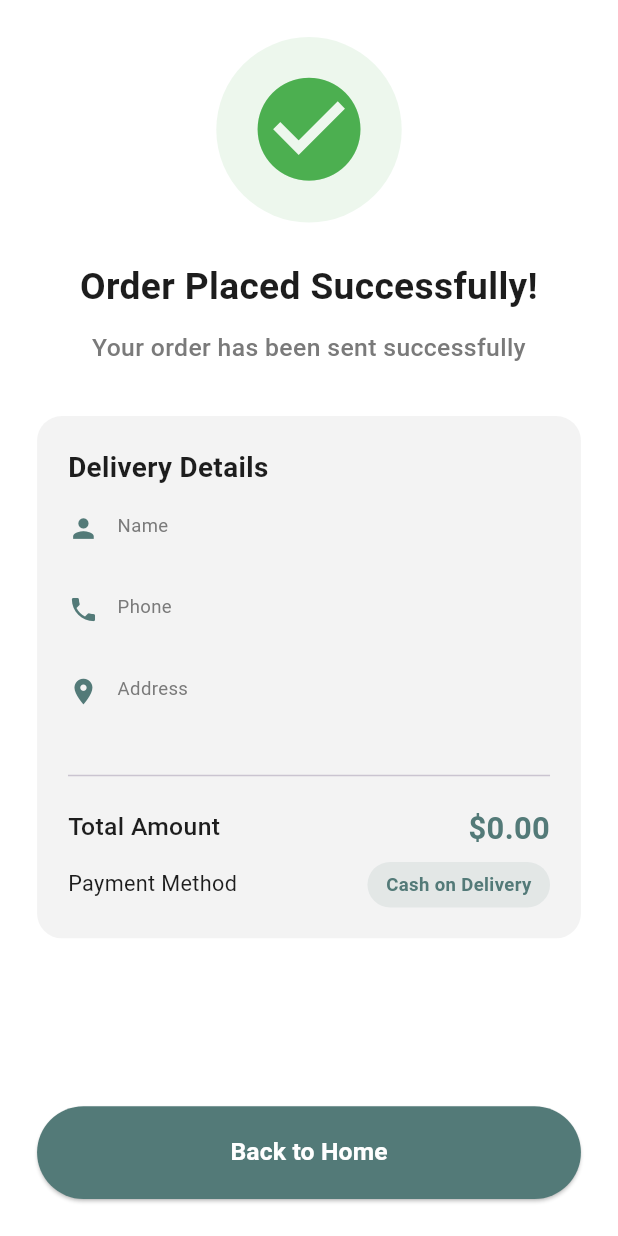
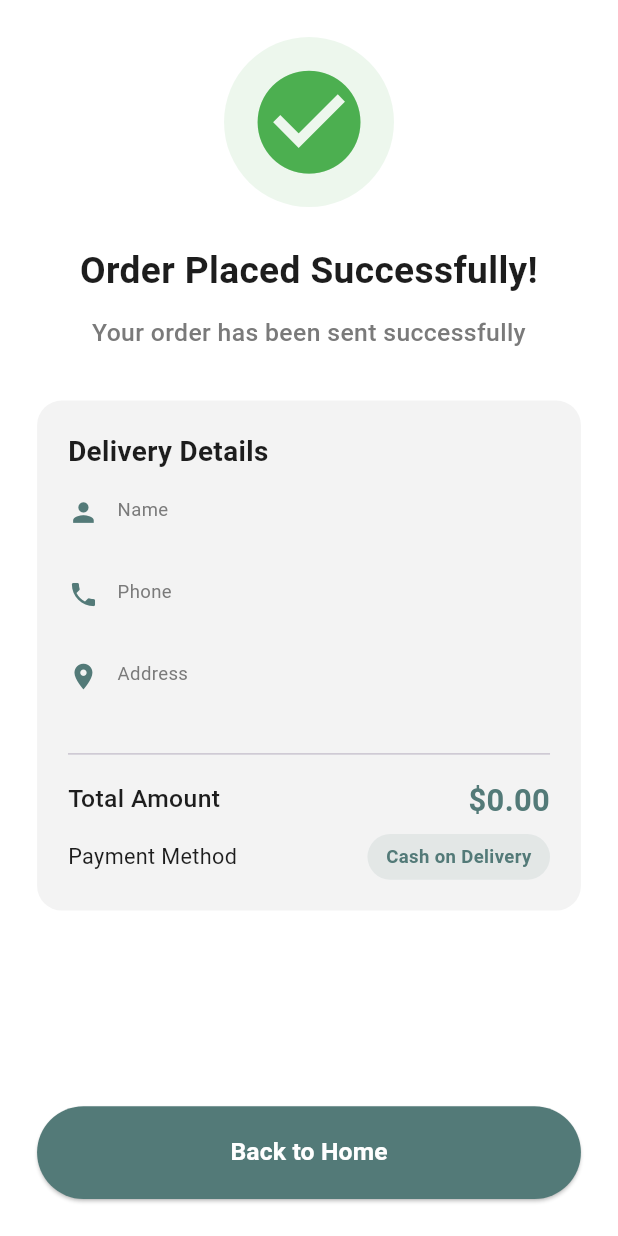
Before and after one commit to Youssef-Taqi-Eldeen/collab-shopping-list, a Flutter app: the OrderConfirmationScreen screen opened directly with empty values, on a phone screen of 412 x 824 dp. Run offline on Flutter 3.47's test engine with Material 3 defaults, Android fonts, the phone set to English and light mode, and no system bars; our stand-ins replace cloud_firestore, dio, firebase_auth, firebase_core, flutter_bloc, flutter_svg and 3 more; accounts and stored records are empty; network calls fail.

Commit message:
last check

```diff
--- a/lib/features/auth/presentation/view/forgot_password_view.dart
+++ b/lib/features/auth/presentation/view/forgot_password_view.dart
@@ -200,7 +200,7 @@ class _ForgotPasswordScreenState extends State<ForgotPasswordScreen> {
                       if (value == null || value.isEmpty) {
                         return 'Please enter your email';
                       }
-                      final emailRegex = RegExp(r'^[\w-\.]+@([\w-]+\.)+[\w-]{2,4}$');
+                      final emailRegex = RegExp(r'^[\w-.]+@([\w-]+\.)+[\w-]{2,4}$');
                       if (!emailRegex.hasMatch(value)) {
                         return 'Please enter a valid email';
                       }
--- a/lib/features/auth/presentation/view/login_view.dart
+++ b/lib/features/auth/presentation/view/login_view.dart
@@ -1,5 +1,4 @@
 import 'package:depi_project/core/provider/auth_app.dart';
-import 'package:depi_project/features/navigation/mainLayout.dart';
 import 'package:firebase_auth/firebase_auth.dart' hide AuthProvider;
 import 'package:flutter/material.dart';
 import 'package:provider/provider.dart';
@@ -247,7 +246,7 @@ class _LoginScreenState extends State<LoginScreen> {
                       if (value == null || value.isEmpty) {
                         return 'Please enter your email';
                       }
-                      final emailRegex = RegExp(r'^[\w-\.]+@([\w-]+\.)+[\w-]{2,4}$');
+                      final emailRegex = RegExp(r'^[\w-.]+@([\w-]+\.)+[\w-]{2,4}$');
                       if (!emailRegex.hasMatch(value)) {
                         return 'Please enter a valid email';
                       }
--- a/lib/features/auth/presentation/view/register_screen.dart
+++ b/lib/features/auth/presentation/view/register_screen.dart
@@ -254,7 +254,7 @@ class _RegisterScreenState extends State<RegisterScreen> {
                       if (value == null || value.isEmpty) {
                         return 'Please enter your email';
                       }
-                      final emailRegex = RegExp(r'^[\w-\.]+@([\w-]+\.)+[\w-]{2,4}$');
+                      final emailRegex = RegExp(r'^[\w-.]+@([\w-]+\.)+[\w-]{2,4}$');
                       if (!emailRegex.hasMatch(value)) {
                         return 'Please enter a valid email';
                       }
--- a/lib/features/cart/presentation/view/add_user_screen.dart
+++ b/lib/features/cart/presentation/view/add_user_screen.dart
@@ -1,7 +1,6 @@
 import 'package:flutter/material.dart';
 import 'package:flutter_bloc/flutter_bloc.dart';
 import 'package:cloud_firestore/cloud_firestore.dart';
-
 import '../../../../core/utils/app_colors.dart';
 import '../../../../core/utils/app_styles.dart';
 import '../../../../core/utils/size_config.dart';
--- a/lib/features/cart/presentation/view/order_confirmation_screen.dart
+++ b/lib/features/cart/presentation/view/order_confirmation_screen.dart
@@ -1,10 +1,9 @@
 import 'package:flutter/material.dart';
 import '../../../../core/utils/app_colors.dart';
 import '../../../../core/utils/app_styles.dart';
-import 'package:go_router/go_router.dart';
-import '../../../../core/utils/app_router.dart';
+
 import '../../../../core/utils/size_config.dart';
-import '../../../navigation/mainLayout.dart';
+
 
 class OrderConfirmationScreen extends StatelessWidget {
   final String name;
@@ -32,7 +31,7 @@ class OrderConfirmationScreen extends StatelessWidget {
             children: [
               // Success Animation
               Container(
-                height: getResponsiveSize(context, size: 120),
+                height: getResponsiveSize(context, size: 110),
                 width: getResponsiveSize(context, size: 120),
                 decoration: BoxDecoration(
                   color: Colors.green.withOpacity(0.1), // ignore: deprecated_member_use
@@ -93,9 +92,9 @@ class OrderConfirmationScreen extends StatelessWidget {
                     _detailRow(context, Icons.phone, 'Phone', phone),
                     SizedBox(height: getResponsiveSize(context, size: 12)),
                     _detailRow(context, Icons.location_on, 'Address', address),
-                    SizedBox(height: getResponsiveSize(context, size: 16)),
+                    SizedBox(height: getResponsiveSize(context, size: 12)),
                     const Divider(),
-                    SizedBox(height: getResponsiveSize(context, size: 12)),
+                    SizedBox(height: getResponsiveSize(context, size: 8)),
                     Row(
                       mainAxisAlignment: MainAxisAlignment.spaceBetween,
                       children: [
--- a/lib/features/cart/presentation/view/users_provider.dart
+++ b/lib/features/cart/presentation/view/users_provider.dart
@@ -1,7 +1,7 @@
 import 'package:flutter/material.dart';
 
 class UsersProvider with ChangeNotifier {
-  List<String> _users = [];
+  final List<String> _users = [];
 
   List<String> get users => _users;
 
```
Also changed, not shown: lib/features/cart/presentation/view/cart_screen.dart (+0 -11 lines).
